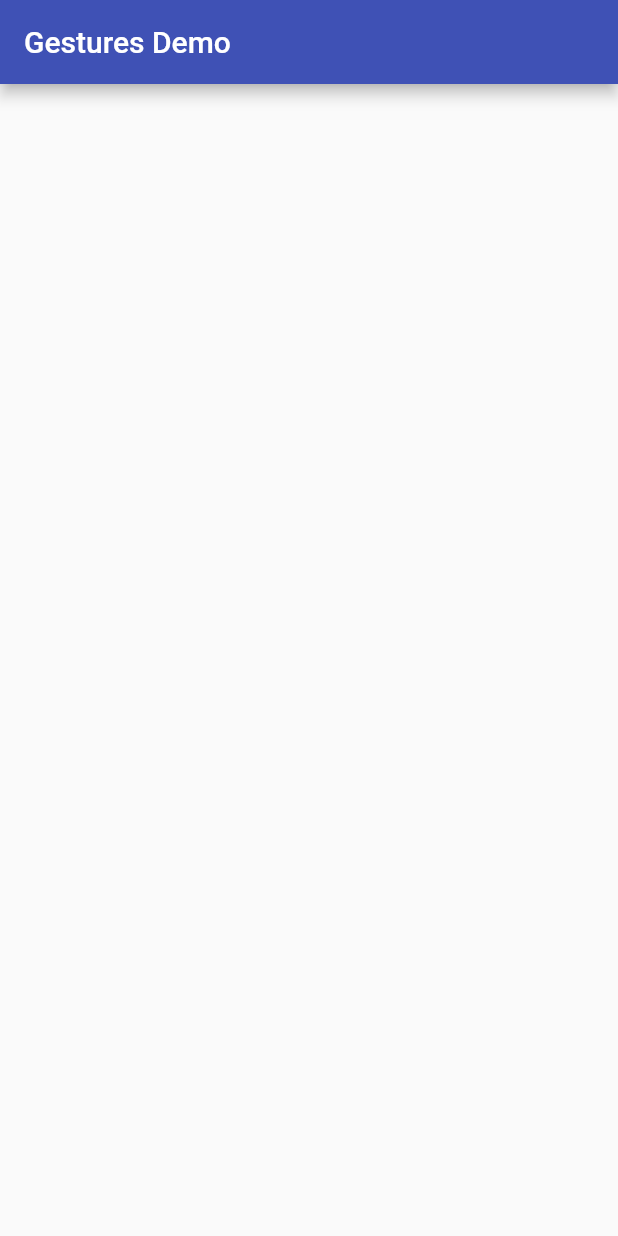
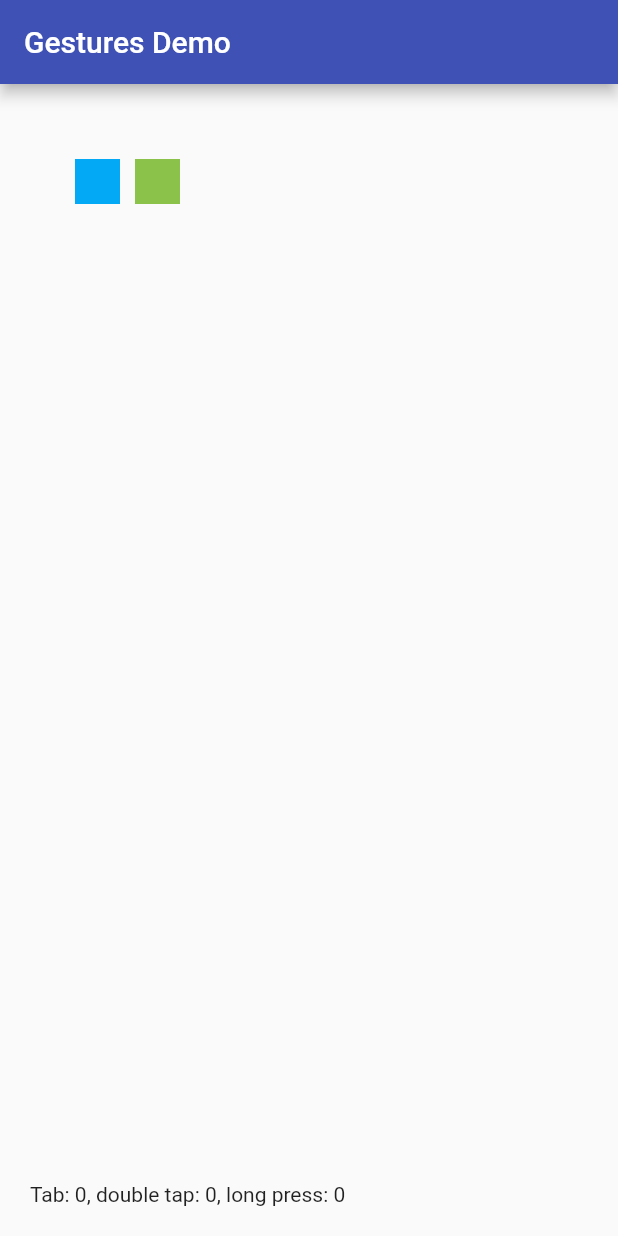
Before and after one commit to ersinokur/flutter_gestures_demo, a Flutter app: the screen it shows after launch, on a phone screen of 412 x 824 dp. Run offline on Flutter 3.47's test engine with Material 2 defaults, Android fonts, the phone set to English and light mode, and no system bars.

Commit message:
tab double tap long tap fetch

```diff
--- a/lib/main.dart
+++ b/lib/main.dart
@@ -21,13 +21,65 @@ class MyHomePage extends StatefulWidget {
 }
 
 class _MyHomePageState extends State<MyHomePage> {
+  int tabsCount = 0;
+  int doubleTabsCount = 0;
+  int longPressCount = 0;
+
   @override
   Widget build(BuildContext context) {
     return Scaffold(
       appBar: AppBar(
         title: Text("Gestures Demo"),
       ),
-      body: Center(),
+      body: GestureDetector(
+        onTap: () {
+          setState(() {
+            tabsCount++;
+          });
+        },
+        onDoubleTap: () {
+          setState(() {
+            doubleTabsCount++;
+          });
+        },
+        onLongPress: () {
+          setState(() {
+            longPressCount++;
+          });
+        },
+        child: Stack(
+          children: <Widget>[
+            Positioned(
+              left: 50.0,
+              top: 50.0,
+              child: Container(
+                width: 30.0,
+                height: 30.0,
+                decoration: BoxDecoration(
+                  color: Colors.lightBlue,
+                ),
+              ),
+            ),
+            Positioned(
+              left: 90.0,
+              top: 50.0,
+              child: Container(
+                width: 30.0,
+                height: 30.0,
+                decoration: BoxDecoration(
+                  color: Colors.lightGreen,
+                ),
+              ),
+            )
+          ],
+        ),
+      ),
+      bottomNavigationBar: Material(
+          child: Padding(
+        padding: EdgeInsets.all(20.0),
+        child: Text(
+            "Tab: $tabsCount, double tap: $doubleTabsCount, long press: $longPressCount"),
+      )),
     );
   }
 }
```
